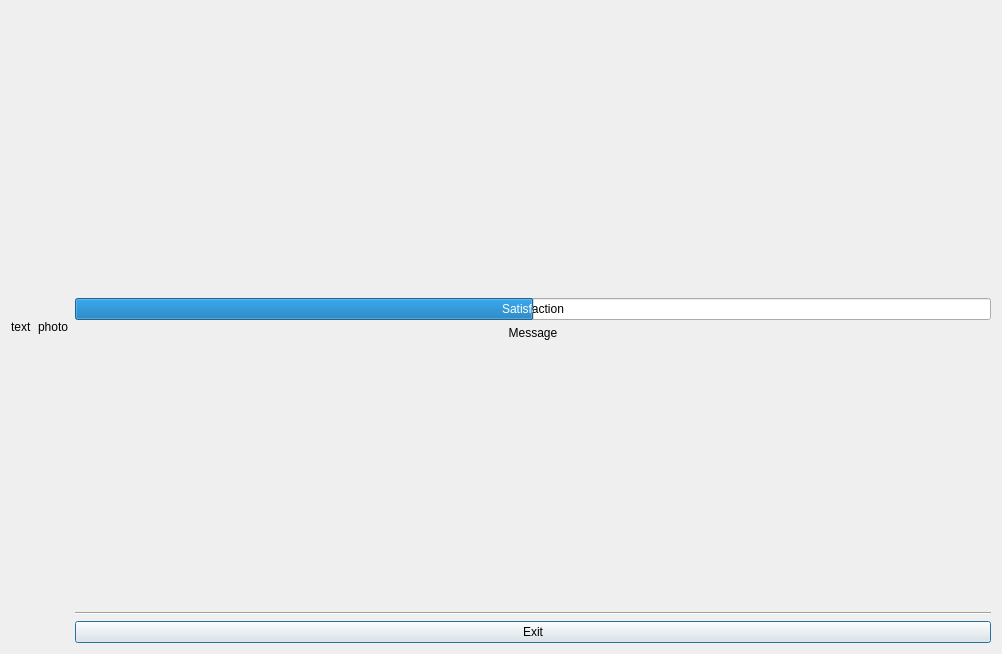
Above: hackathon-2023/exam.ui from robilkot/BSUIR-hackathon-2023 before the change. Below: the same form after it.
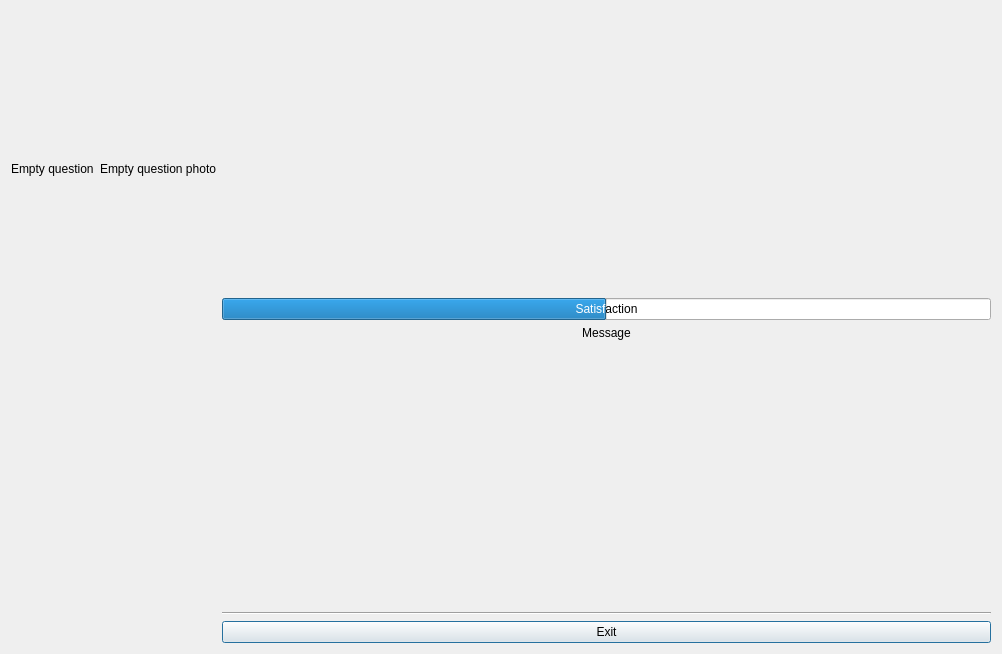
That is the form after the change. Icons and pictures are not drawn.

Commit message: Вынес препода в отдельный файл, функция формирования очереди в окне выбора, именование функций чтения-записи

The edit to the form file:
```diff
--- a/hackathon-2023/exam.ui
+++ b/hackathon-2023/exam.ui
@@ -16,7 +16,7 @@
   <property name="windowTitle">
    <string>Exam</string>
   </property>
-  <layout class="QGridLayout" name="gridLayout" columnstretch="2,0">
+  <layout class="QGridLayout" name="gridLayout" columnstretch="3,1">
    <property name="horizontalSpacing">
     <number>6</number>
    </property>
@@ -111,20 +111,23 @@
     </layout>
    </item>
    <item row="0" column="0">
-    <layout class="QVBoxLayout" name="testLayout">
+    <layout class="QVBoxLayout" name="testLayout" stretch="1,1">
      <item>
       <layout class="QHBoxLayout" name="questionLayout">
        <item>
         <widget class="QLabel" name="questionText">
          <property name="text">
-          <string>text</string>
+          <string>Empty question</string>
          </property>
         </widget>
        </item>
        <item>
         <widget class="QLabel" name="questionPhoto">
          <property name="text">
-          <string>photo</string>
+          <string>Empty question photo</string>
+         </property>
+         <property name="alignment">
+          <set>Qt::AlignCenter</set>
          </property>
         </widget>
        </item>
```
The commit also changes 6 other files.
